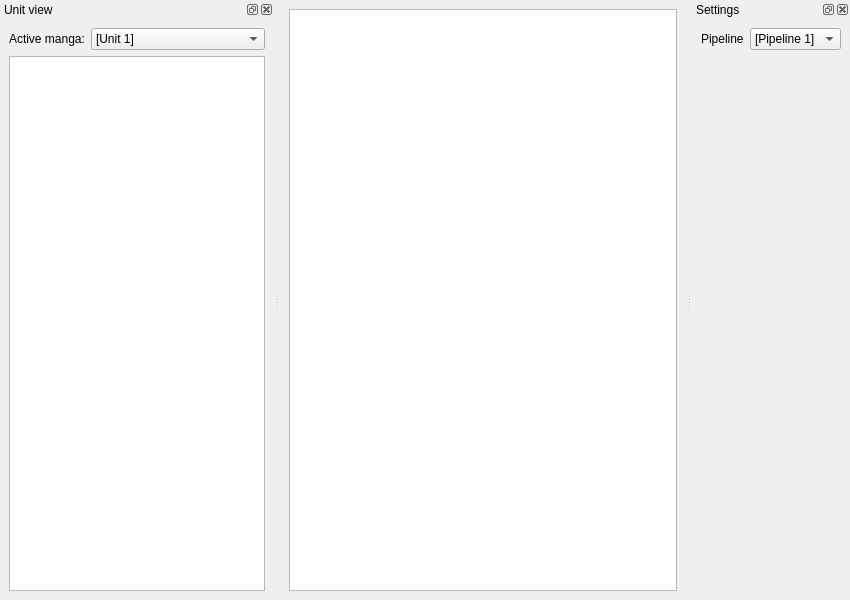
Above: app/gui/tabs/generated/pageEditor.ui from Maksim23123/manga-translator before the change. Below: the same form after it.
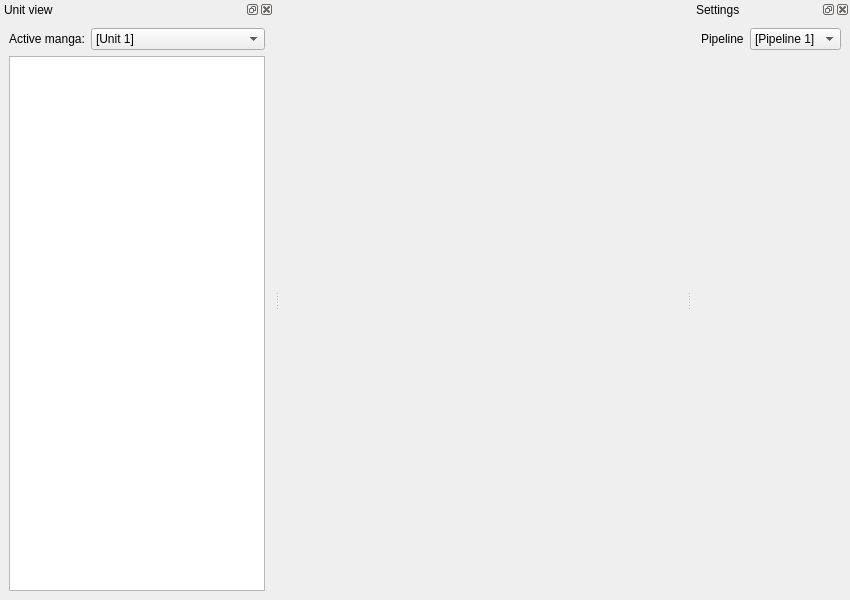
That is the form after the change.

Commit message: feat:Add image viewer widget to PageEditor tab

Diff of the .ui file:
```diff
--- a/app/gui/tabs/generated/pageEditor.ui
+++ b/app/gui/tabs/generated/pageEditor.ui
@@ -16,11 +16,7 @@
   <widget class="QWidget" name="centralwidget">
    <layout class="QVBoxLayout" name="verticalLayout_2">
     <item>
-     <layout class="QVBoxLayout" name="verticalLayout">
-      <item>
-       <widget class="QGraphicsView" name="image_graphicsView"/>
-      </item>
-     </layout>
+     <layout class="QVBoxLayout" name="central_widget_verticalLayout"/>
     </item>
    </layout>
   </widget>
```
The commit also changes 9 other files.
